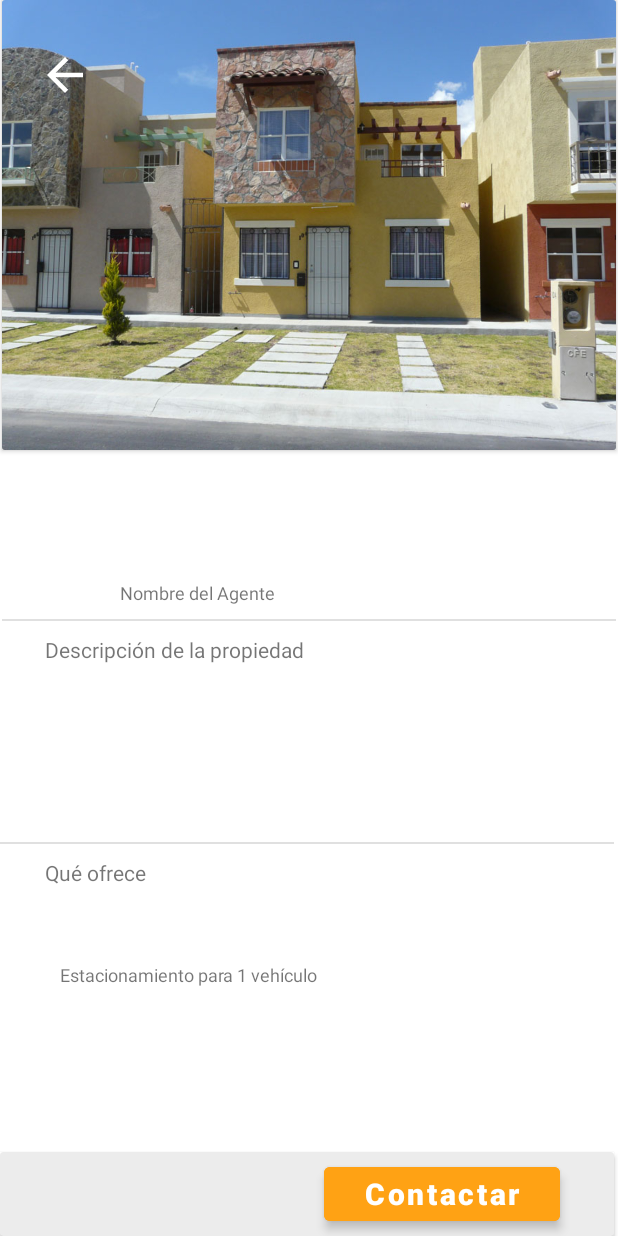
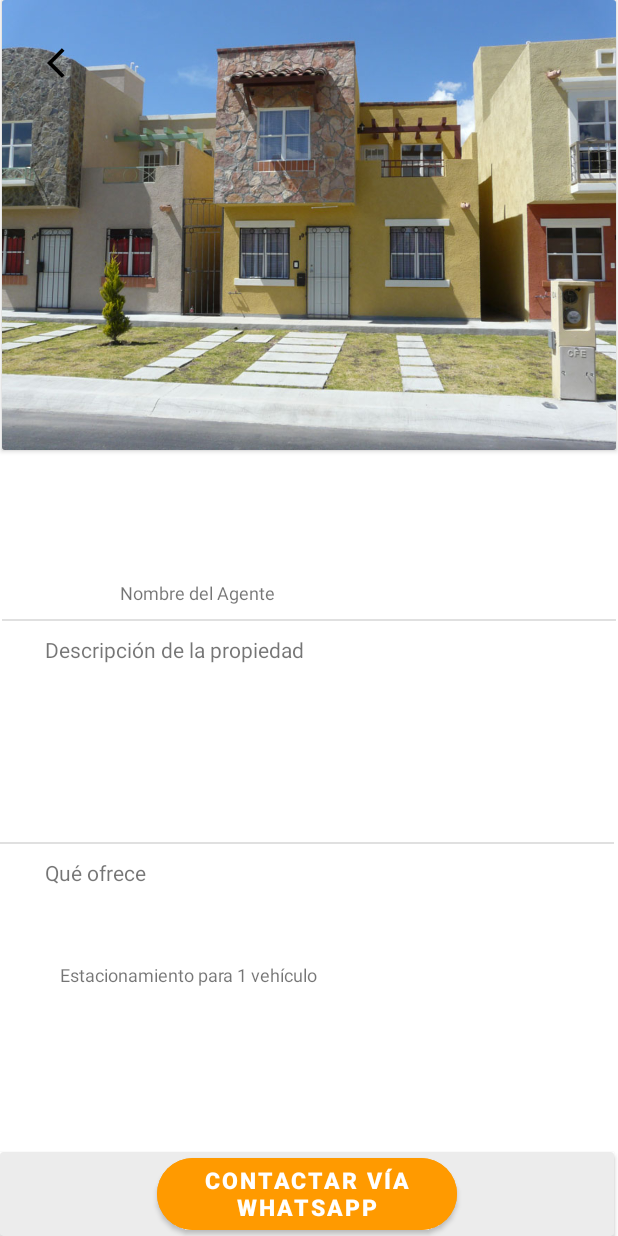
Before and after one commit to WendySainz/usuarioap, an Android app: the post screen opened directly, with no data from a screen before it, on a phone screen of 412 x 824 dp. Run offline under Robolectric (Android 15) with nearby library versions, the phone set to English and light mode, and no system bars; our stand-ins replace Firebase (no records; nobody signed in at launch, a user with empty details on screens opened directly).

Commit message:
AGREGUE BOTON FUNCIONALIDAD AL BOTON WHATSAPP Y MODIFIQUE SU DISEÑO

```diff
--- a/app/src/main/java/com/example/pibd/post.java
+++ b/app/src/main/java/com/example/pibd/post.java
@@ -1,6 +1,8 @@
 package com.example.pibd;
 
+import android.annotation.SuppressLint;
 import android.content.Intent;
+import android.net.Uri;
 import android.os.Bundle;
 import android.view.View;
 import android.widget.Button;
@@ -19,7 +21,7 @@ import com.google.firebase.firestore.FirebaseFirestore;
 public class post extends AppCompatActivity {
 
     ImageView atras;
-    Button contacto;
+    Button contactar;
     Intent a;
     TextView T1;
     TextView T2;
@@ -35,6 +37,7 @@ public class post extends AppCompatActivity {
     FirebaseFirestore db = FirebaseFirestore.getInstance();
 
 
+    @SuppressLint("MissingInflatedId")
     @Override
     protected void onCreate(Bundle savedInstanceState) {
         super.onCreate(savedInstanceState);
@@ -44,7 +47,7 @@ public class post extends AppCompatActivity {
         mFirestore = FirebaseFirestore.getInstance();
 
         atras = (ImageView) findViewById(R.id.xmlimg);
-        contacto = (Button) findViewById(R.id.xmlcontacto);
+        contactar = (Button) findViewById(R.id.btncontactar);
 
         T1 = findViewById(R.id.textView);
         T2 = findViewById(R.id.textView2);
@@ -55,6 +58,18 @@ public class post extends AppCompatActivity {
         T7 = findViewById(R.id.textView9);
         T8 = findViewById(R.id.textView10);
         T9 = findViewById(R.id.textView11);
+
+        //CONFIGURACION BOTON WHATSAPP
+        contactar.setOnClickListener(new View.OnClickListener() {
+            @Override
+            public void onClick(View v) {
+                String wpurl="https://wa.me/+523141471226?text= Quiero recibir información";
+
+                Intent intent=new Intent (Intent.ACTION_VIEW);
+                intent.setData(Uri.parse(wpurl));
+                startActivity(intent);
+            }
+        });
 
         getPost(id);
         atras.setOnClickListener(new View.OnClickListener() {
@@ -93,4 +108,5 @@ public class post extends AppCompatActivity {
             }
         });
     }
+
 }
--- a/app/src/main/res/layout/activity_post.xml
+++ b/app/src/main/res/layout/activity_post.xml
@@ -25,11 +25,11 @@
 
         <ImageView
             android:id="@+id/xmlback"
-            android:layout_width="36dp"
-            android:layout_height="36dp"
-            android:layout_marginLeft="24dp"
-            android:layout_marginTop="32dp"
-            app:srcCompat="@drawable/ic_baseline_arrow_back_24" />
+            android:layout_width="wrap_content"
+            android:layout_height="wrap_content"
+            android:layout_marginLeft="30dp"
+            android:layout_marginTop="30dp"
+            app:srcCompat="@drawable/ic_baseline_arrow_back_ios_24" />
 
     </androidx.cardview.widget.CardView>
 
@@ -157,7 +157,8 @@
         tools:ignore="MissingConstraints"
         tools:layout_editor_absoluteX="1dp">
 
-    <TextView
+
+        <TextView
         android:id="@+id/textView11"
         android:layout_width="wrap_content"
         android:layout_height="wrap_content"
@@ -169,19 +170,21 @@
         android:textStyle="bold" />
 
         <Button
-            android:id="@+id/xmlcontacto"
-            android:layout_width="157dp"
-            android:layout_height="wrap_content"
+            android:id="@+id/btncontactar"
+            android:layout_width="200dp"
+            android:layout_height="60dp"
             android:layout_gravity="center"
-            android:layout_marginLeft="120dp"
-            android:layout_marginRight="30dp"
+            android:textAlignment="center"
+            android:layout_below="@id/txttelefono"
+            android:layout_centerHorizontal="true"
             android:backgroundTint="#FF9A00"
-            android:text="Contactar"
-            android:textAlignment="center"
-            android:textColor="#FFFFFF"
-            android:textIsSelectable="true"
-            android:textSize="20sp"
-            android:textStyle="bold" />
+            android:elevation="10dp"
+            android:text="Contactar vía WhatsApp"
+            android:textStyle="bold"
+            android:textColor="@color/white"
+            android:textSize="15dp"
+            app:cornerRadius="25dp" />
+
     </androidx.cardview.widget.CardView>
 
     <View
--- a/app/src/main/res/layout/fragment_favorite.xml
+++ b/app/src/main/res/layout/fragment_favorite.xml
@@ -17,11 +17,11 @@
 
             <ImageView
                 android:id="@+id/back"
-                android:layout_marginTop="20dp"
+                android:layout_width="wrap_content"
+                android:layout_height="wrap_content"
+                android:layout_marginTop="30dp"
                 android:layout_marginLeft="30dp"
                 android:layout_centerVertical="true"
-                android:layout_width="wrap_content"
-                android:layout_height="wrap_content"
                 android:src="@drawable/ic_baseline_arrow_back_ios_24"/>
 
             <TextView
--- a/app/src/main/res/layout/fragment_home.xml
+++ b/app/src/main/res/layout/fragment_home.xml
@@ -19,6 +19,7 @@
             android:background="#B2F4F4F4"
             android:gravity="center_horizontal"/>
 
+        <!-- BUSQUEDA POR OPCIONES HORIZONTAL -->
         <HorizontalScrollView
             android:layout_below="@+id/searchView2"
             android:id="@+id/horizontalscroll"
```
